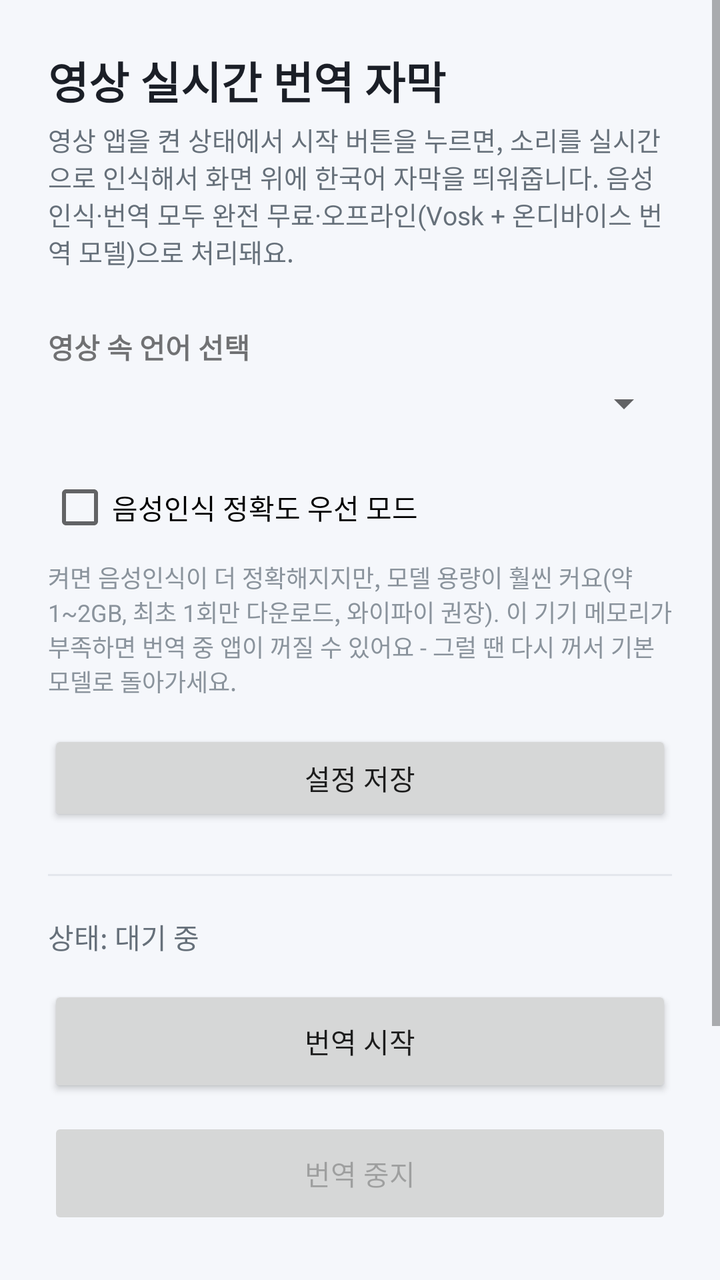
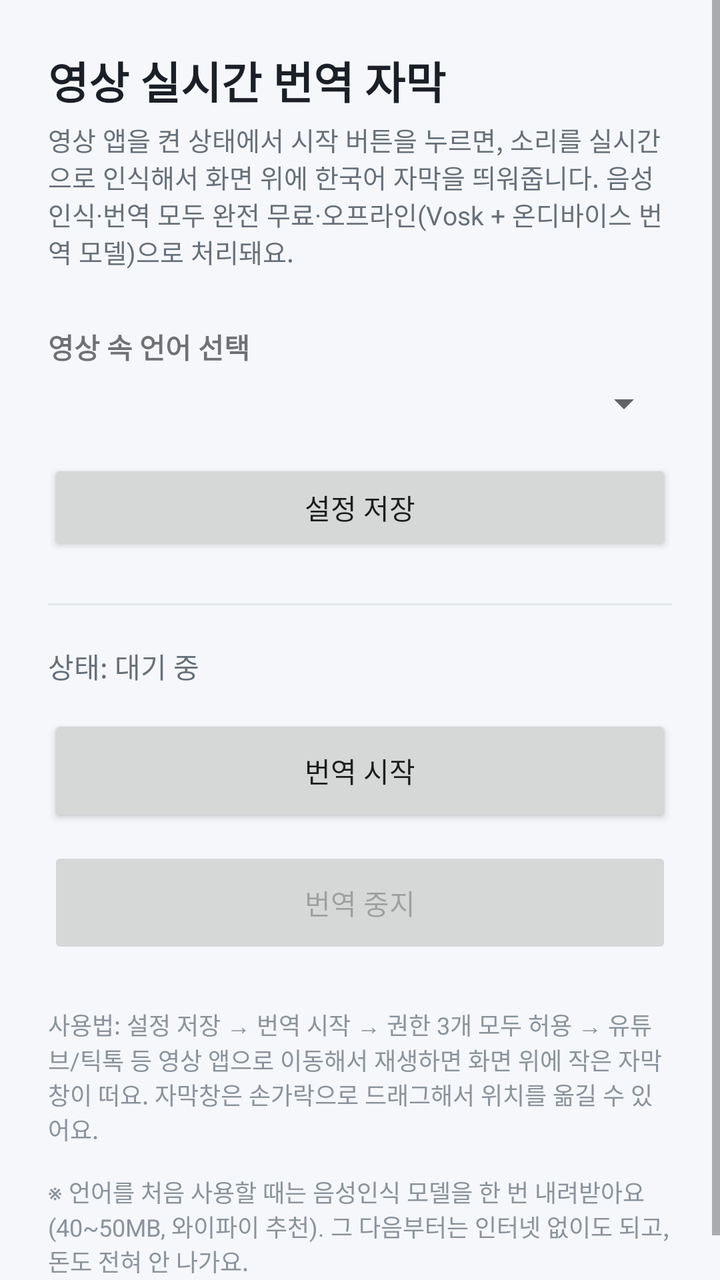

An Android layout rendered at two revisions. The XML below is the earlier revision; the diff shows what the commit changed to produce the second picture.
<!-- AndroidManifest.xml: application theme Theme.SubTranslator -->
<!-- res/layout/activity_main.xml -->
<?xml version="1.0" encoding="utf-8"?>
<ScrollView xmlns:android="http://schemas.android.com/apk/res/android"
    xmlns:app="http://schemas.android.com/apk/res-auto"
    android:layout_width="match_parent"
    android:layout_height="match_parent"
    android:fillViewport="true">

    <LinearLayout
        android:layout_width="match_parent"
        android:layout_height="wrap_content"
        android:orientation="vertical"
        android:padding="24dp">

        <TextView
            android:layout_width="wrap_content"
            android:layout_height="wrap_content"
            android:text="영상 실시간 번역 자막"
            android:textSize="22sp"
            android:textStyle="bold"
            android:textColor="@color/text_dark" />

        <TextView
            android:layout_width="match_parent"
            android:layout_height="wrap_content"
            android:layout_marginTop="4dp"
            android:layout_marginBottom="20dp"
            android:text="영상 앱을 켠 상태에서 시작 버튼을 누르면, 소리를 실시간으로 인식해서 화면 위에 한국어 자막을 띄워줍니다. 음성인식·번역 모두 완전 무료·오프라인(Vosk + 온디바이스 번역 모델)으로 처리돼요."
            android:textSize="13sp"
            android:textColor="#66707A" />

        <TextView
            android:layout_width="wrap_content"
            android:layout_height="wrap_content"
            android:text="영상 속 언어 선택"
            android:textStyle="bold"
            android:layout_marginTop="8dp" />

        <Spinner
            android:id="@+id/spinnerLanguage"
            android:layout_width="match_parent"
            android:layout_height="wrap_content"
            android:layout_marginTop="6dp" />

        <CheckBox
            android:id="@+id/checkboxHighAccuracyAsr"
            android:layout_width="match_parent"
            android:layout_height="wrap_content"
            android:layout_marginTop="16dp"
            android:text="음성인식 정확도 우선 모드" />

        <TextView
            android:layout_width="match_parent"
            android:layout_height="wrap_content"
            android:layout_marginTop="2dp"
            android:text="켜면 음성인식이 더 정확해지지만, 모델 용량이 훨씬 커요(약 1~2GB, 최초 1회만 다운로드, 와이파이 권장). 이 기기 메모리가 부족하면 번역 중 앱이 꺼질 수 있어요 - 그럴 땐 다시 꺼서 기본 모델로 돌아가세요."
            android:textSize="12sp"
            android:textColor="#8A939C" />

        <Button
            android:id="@+id/btnSaveSettings"
            android:layout_width="match_parent"
            android:layout_height="wrap_content"
            android:layout_marginTop="16dp"
            android:text="설정 저장" />

        <View
            android:layout_width="match_parent"
            android:layout_height="1dp"
            android:background="#E3E7ED"
            android:layout_marginTop="24dp"
            android:layout_marginBottom="20dp" />

        <TextView
            android:id="@+id/textStatus"
            android:layout_width="match_parent"
            android:layout_height="wrap_content"
            android:text="상태: 대기 중"
            android:textColor="#66707A"
            android:layout_marginBottom="14dp" />

        <Button
            android:id="@+id/btnStart"
            android:layout_width="match_parent"
            android:layout_height="56dp"
            android:text="번역 시작" />

        <Button
            android:id="@+id/btnStop"
            android:layout_width="match_parent"
            android:layout_height="56dp"
            android:layout_marginTop="10dp"
            android:text="번역 중지"
            android:enabled="false" />

        <TextView
            android:layout_width="match_parent"
            android:layout_height="wrap_content"
            android:layout_marginTop="24dp"
            android:text="사용법: 설정 저장 → 번역 시작 → 권한 3개 모두 허용 → 유튜브/틱톡 등 영상 앱으로 이동해서 재생하면 화면 위에 작은 자막창이 떠요. 자막창은 손가락으로 드래그해서 위치를 옮길 수 있어요.\n\n※ 언어를 처음 사용할 때는 음성인식 모델을 한 번 내려받아요 (40~50MB, 와이파이 추천). 그 다음부터는 인터넷 없이도 되고, 돈도 전혀 안 나가요."
            android:textSize="12sp"
            android:textColor="#8A939C" />

    </LinearLayout>
</ScrollView>
<!-- resources referenced by this layout -->
<resources>
  <color name="text_dark">#1B1F27</color>
  <style name="Theme.SubTranslator" parent="Theme.MaterialComponents.DayNight.NoActionBar">
          <item name="colorPrimary">@color/brand_primary</item>
          <item name="colorPrimaryDark">@color/brand_primary_dark</item>
          <item name="android:windowBackground">@color/bg_light</item>
      </style>
  <color name="brand_primary">#2F6FED</color>
  <color name="brand_primary_dark">#1E4FBF</color>
  <color name="bg_light">#F5F7FB</color>
</resources>

<!-- the commit's change to res/layout/activity_main.xml (unified diff, before → after) -->
@@ -40,21 +40,6 @@
             android:layout_width="match_parent"
             android:layout_height="wrap_content"
             android:layout_marginTop="6dp" />
-
-        <CheckBox
-            android:id="@+id/checkboxHighAccuracyAsr"
-            android:layout_width="match_parent"
-            android:layout_height="wrap_content"
-            android:layout_marginTop="16dp"
-            android:text="음성인식 정확도 우선 모드" />
-
-        <TextView
-            android:layout_width="match_parent"
-            android:layout_height="wrap_content"
-            android:layout_marginTop="2dp"
-            android:text="켜면 음성인식이 더 정확해지지만, 모델 용량이 훨씬 커요(약 1~2GB, 최초 1회만 다운로드, 와이파이 권장). 이 기기 메모리가 부족하면 번역 중 앱이 꺼질 수 있어요 - 그럴 땐 다시 꺼서 기본 모델로 돌아가세요."
-            android:textSize="12sp"
-            android:textColor="#8A939C" />
 
         <Button
             android:id="@+id/btnSaveSettings"
